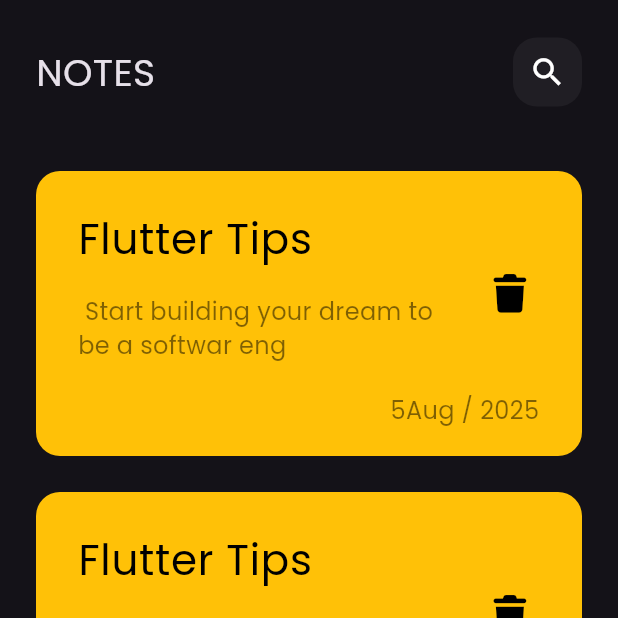
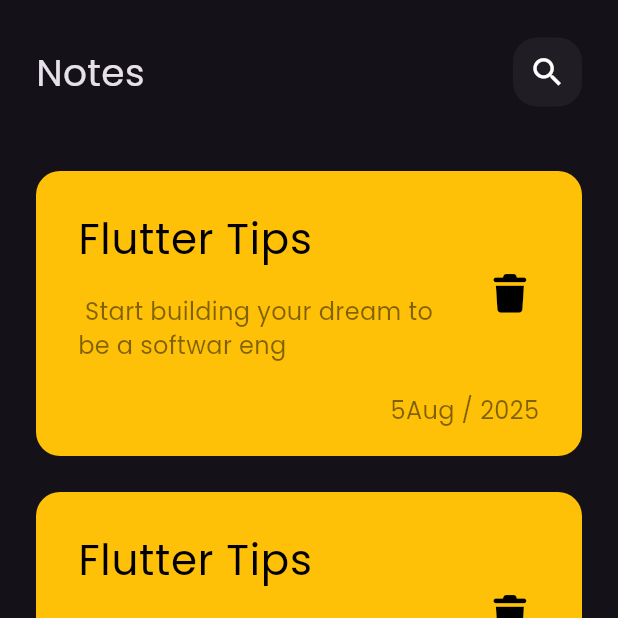
Before and after one commit to m0stafa0123/notes_app, a Flutter app: the screen it shows after launch, on a phone screen of 412 x 824 dp, the top half of it. Run offline on Flutter 3.47's test engine with Material 3 defaults, Android fonts, the phone set to English and light mode, and no system bars; our stand-ins replace font_awesome_flutter.

Commit message:
edit notes view

```diff
--- a/lib/views/widgets/custom_app_bar.dart
+++ b/lib/views/widgets/custom_app_bar.dart
@@ -2,15 +2,17 @@ import 'package:flutter/material.dart';
 import 'package:flutter_application_1/views/widgets/custom_icon_search.dart';
 
 class CustomAppbar extends StatelessWidget {
-  const CustomAppbar({super.key});
+  const CustomAppbar({super.key, required this.text, required this.icon});
+  final String text;
 
+  final IconData icon;
   @override
   Widget build(BuildContext context) {
     return Row(
       children: [
-        Text("NOTES", style: TextStyle(fontSize: 25)),
+        Text(text, style: TextStyle(fontSize: 25)),
         Spacer(flex: 1),
-        CustomIconSearch(),
+        CustomIconSearch(icon: icon),
       ],
     );
   }
--- a/lib/views/widgets/custom_icon_search.dart
+++ b/lib/views/widgets/custom_icon_search.dart
@@ -1,7 +1,8 @@
 import 'package:flutter/material.dart';
 
 class CustomIconSearch extends StatelessWidget {
-  const CustomIconSearch({super.key});
+  const CustomIconSearch({super.key, required this.icon});
+  final IconData icon;
 
   @override
   Widget build(BuildContext context) {
@@ -14,7 +15,7 @@ class CustomIconSearch extends StatelessWidget {
           borderRadius: BorderRadius.circular(16),
           color: Colors.white.withOpacity(0.05),
         ),
-        child: Icon(Icons.search, size: 25),
+        child: Icon(icon, size: 25),
       ),
     );
   }
--- a/lib/views/widgets/notes_body.dart
+++ b/lib/views/widgets/notes_body.dart
@@ -1,4 +1,5 @@
 import 'package:flutter/material.dart';
+import 'package:flutter_application_1/views/edit_note_view.dart';
 import 'package:flutter_application_1/views/widgets/custom_app_bar.dart';
 import 'package:flutter_application_1/views/widgets/custome_notes_listview.dart';
 
@@ -9,15 +10,22 @@ class NotesBody extends StatelessWidget {
   Widget build(BuildContext context) {
     return Padding(
       padding: const EdgeInsets.symmetric(horizontal: 24),
+      child: InkWell(
+        onTap: () {
+          Navigator.push(
+            context,
+            MaterialPageRoute(builder: (context) => const EditNoteView()),
+          );
+        },
         child: Column(
-
           children: [
             SizedBox(height: 25),
-          CustomAppbar(),
+            CustomAppbar(text: 'Notes', icon: Icons.search),
             SizedBox(height: 15),
             Expanded(child: CustomeNotesListview()),
           ],
         ),
+      ),
     );
   }
 }
```
Also changed, not shown: lib/views/edit_note_view.dart (added, +16 -0 lines), lib/views/widgets/edit_notes.dart (added, +21 -0 lines). Lines whose indentation alone changed are shown as unchanged.
